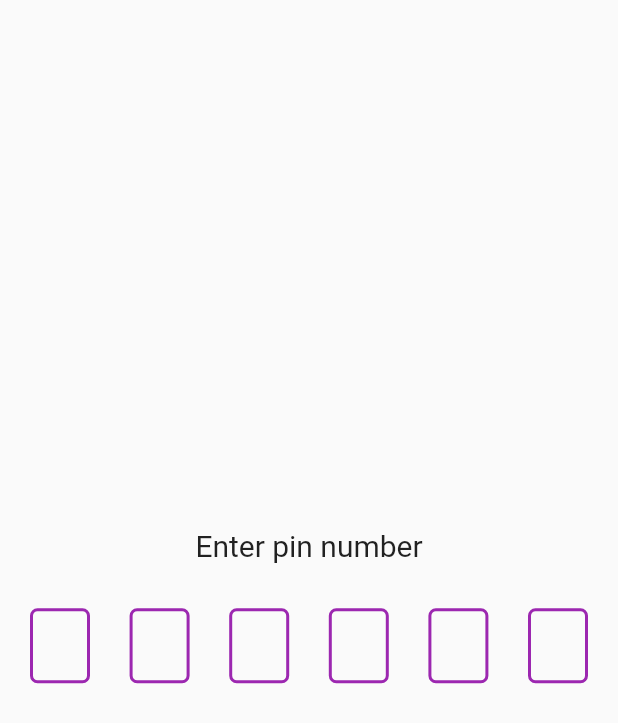
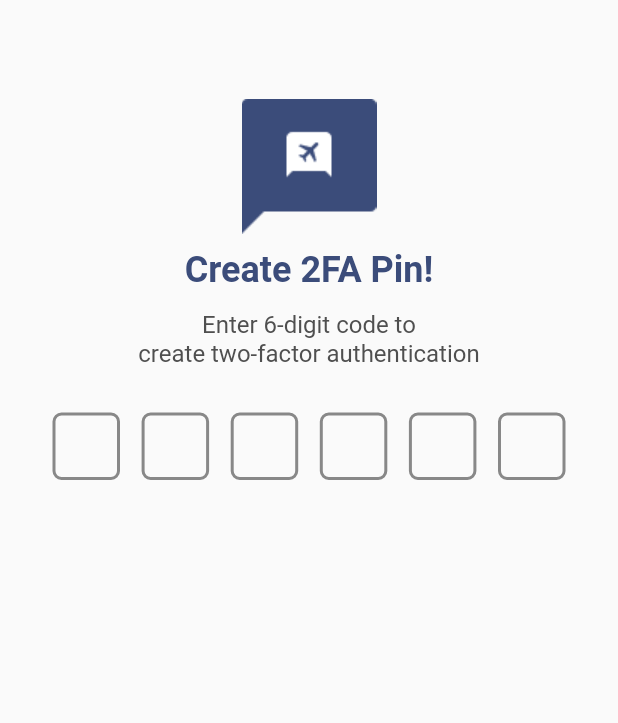
Before and after one commit to suphakit-namuangruk/Cam_Pin, a Flutter app: the screen it shows after launch, on a phone screen of 412 x 824 dp. Shown: the top 723 px of the screen. Run offline on Flutter 3.47's test engine with Material 2 defaults, Android fonts, the light colour scheme and no system bars; drawn by our look-alikes of pin_code_fields.

Commit message:
add Fix UI

```diff
--- a/lib/main.dart
+++ b/lib/main.dart
@@ -10,20 +10,61 @@ class MyApp extends StatelessWidget {
   @override
   Widget build(BuildContext context) {
     return MaterialApp(
-      title: 'Pin Code.',
+      theme: ThemeData(
+          brightness: Brightness.light, //
+          primaryColor: Colors.blueGrey //
+          ),
       home: Scaffold(
-        body: Center(
-          child: Padding(
-            padding: const EdgeInsets.all(20.0),
-            child: Column(
-              mainAxisAlignment: MainAxisAlignment.center,
-              children: [
-                Text(
-                  'Enter pin number',
-                  style: TextStyle(fontSize: 20.0),
+        body: Padding(
+            padding: const EdgeInsets.all(10),
+            child: ListView(
+              children: <Widget>[
+                Container(
+                  margin: const EdgeInsets.only(top: 56.0),
+                  alignment: Alignment.center,
+                  child: Image.asset(
+                    'assets/images/Logo.png',
+                    height: 90,
+                    width: 90,
+                  ),
                 ),
+                Container(
+                    alignment: Alignment.center,
+                    padding: const EdgeInsets.all(10),
+                    child: const Text(
+                      'Create 2FA Pin!',
+                      style: TextStyle(
+                          color: Color(0xFF3B4C7A),
+                          fontWeight: FontWeight.w700,
+                          fontSize: 24),
+                    )),
+                Container(
+                    alignment: Alignment.center,
+                    padding: const EdgeInsets.only(top: 3.0),
+                    child: const Text(
+                      'Enter 6-digit code to',
+                      style: TextStyle(
+                          color: Color(0xFF4F4F4F),
+                          fontWeight: FontWeight.w400,
+                          fontSize: 16),
+                    )),
+                Container(
+                    alignment: Alignment.center,
+                    padding: const EdgeInsets.only(top: 0.0),
+                    child: const Text(
+                      'create two-factor authentication',
+                      style: TextStyle(
+                          color: Color(0xFF4F4F4F),
+                          fontWeight: FontWeight.w400,
+                          fontSize: 16),
+                    )),
                 SizedBox(height: 30.0),
-                PinCodeTextField(
+                Container(
+                  padding : const EdgeInsets.only(right: 25, left: 25),
+                child :PinCodeTextField(
+                  obscureText: true,
+                  animationType: AnimationType.scale,
+                  animationDuration: Duration(milliseconds: 300),
                   appContext: context,
                   length: 6,
                   keyboardType: TextInputType.number,
@@ -32,12 +73,12 @@ class MyApp extends StatelessWidget {
                   },
                   pinTheme: PinTheme(
                     shape: PinCodeFieldShape.box,
-                    borderRadius: BorderRadius.circular(5),
-                    fieldHeight: 50,
-                    fieldWidth: 40,
-                    inactiveColor: Colors.purple,
-                    activeColor: Colors.orange,
-                    selectedColor: Colors.brown,
+                    borderRadius: BorderRadius.circular(6),
+                    fieldHeight: 45,
+                    fieldWidth: 45,
+                    inactiveColor: Color(0XFF888888),
+                    activeColor: Color(0xFF5771DF),
+                    selectedColor: Color(0xFF3B4C7A),
                   ),
                   onCompleted: (value) {
                     if (value == requiredNumber) {
@@ -46,11 +87,9 @@ class MyApp extends StatelessWidget {
                       print('invalid pin');
                     }
                   },
-                ),
+                )),
               ],
-            ),
-          ),
-        ),
+            )),
       ),
     );
   }
```
Also changed, not shown: pubspec.yaml (+6 -4 lines), assets/images/Logo.png (added), 1 other file.
